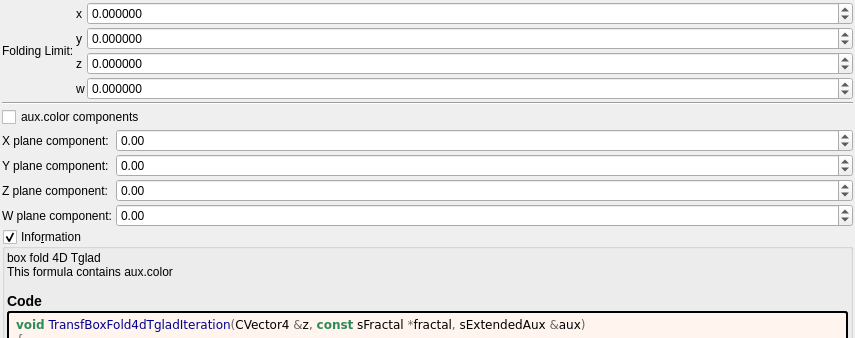
The window that mandelbulber2/formula/ui/transf_box_fold4d_tglad.ui (buddhi1980/mandelbulber2) describes before a commit, drawn with Qt 5; both pictures show x 0 to 855 and y 0 to 338 of the 855 by 1092 pixel window.
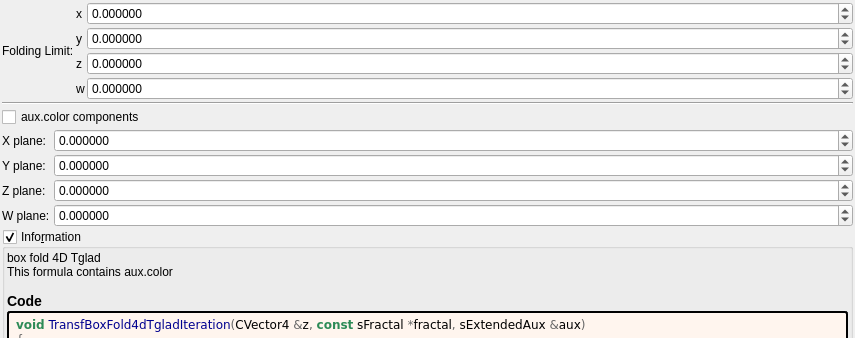
The same window after the commit. Custom widgets are drawn as their Qt base class.

The edit to the form file:
```diff
--- a/mandelbulber2/formula/ui/transf_box_fold4d_tglad.ui
+++ b/mandelbulber2/formula/ui/transf_box_fold4d_tglad.ui
@@ -210,7 +210,7 @@
         <string/>
        </property>
        <property name="decimals">
-        <number>2</number>
+        <number>6</number>
        </property>
        <property name="minimum">
         <double>-100.000000000000000</double>
@@ -238,7 +238,7 @@
         <string/>
        </property>
        <property name="decimals">
-        <number>2</number>
+        <number>6</number>
        </property>
        <property name="minimum">
         <double>-100.000000000000000</double>
@@ -254,7 +254,7 @@
      <item row="5" column="0">
       <widget class="QLabel" name="label_30">
        <property name="text">
-        <string>W plane component:</string>
+        <string>W plane:</string>
        </property>
       </widget>
      </item>
@@ -273,7 +273,7 @@
         <string/>
        </property>
        <property name="decimals">
-        <number>2</number>
+        <number>6</number>
        </property>
        <property name="minimum">
         <double>-100.000000000000000</double>
@@ -301,7 +301,7 @@
         <string/>
        </property>
        <property name="decimals">
-        <number>2</number>
+        <number>6</number>
        </property>
        <property name="minimum">
         <double>-100.000000000000000</double>
@@ -317,21 +317,21 @@
      <item row="4" column="0">
       <widget class="QLabel" name="label_27">
        <property name="text">
-        <string>Z plane component:</string>
+        <string>Z plane:</string>
        </property>
       </widget>
      </item>
      <item row="3" column="0">
       <widget class="QLabel" name="label_26">
        <property name="text">
-        <string>Y plane component:</string>
+        <string>Y plane:</string>
        </property>
       </widget>
      </item>
      <item row="2" column="0">
       <widget class="QLabel" name="label_25">
        <property name="text">
-        <string>X plane component:</string>
+        <string>X plane:</string>
        </property>
       </widget>
      </item>
```
Left out of the diff: 2 changed lines with no effect on the pictures.
